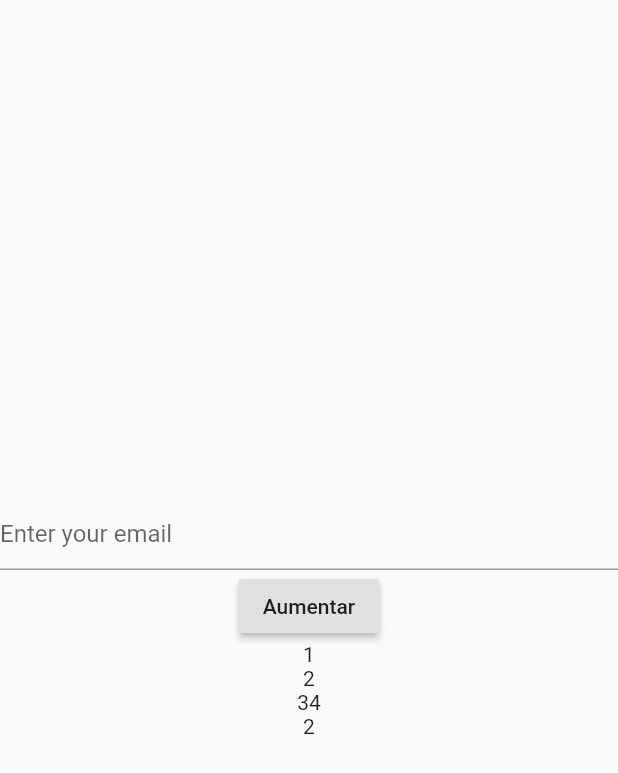
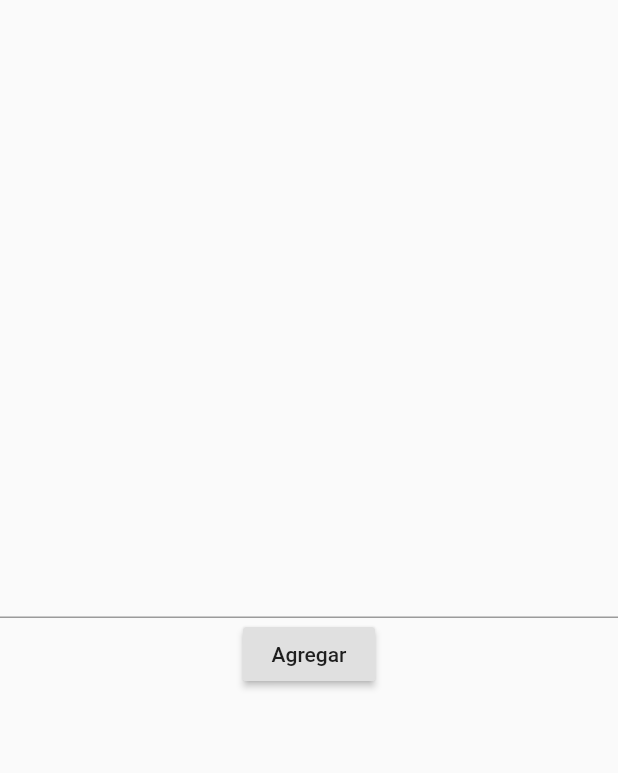
Before and after one commit to JairHuamanBellido/Flutter-TodoApp, a Flutter app: the screen it shows after launch, on a phone screen of 412 x 824 dp. Shown: the top 773 px of the screen. Run offline on Flutter 3.47's test engine with Material 2 defaults, Android fonts, the phone set to English and light mode, and no system bars.

Commit message:
se agrego la funcionalidad de crear una tarea

```diff
--- a/lib/main.dart
+++ b/lib/main.dart
@@ -9,16 +9,32 @@ class App extends StatefulWidget {
 
 class _AppState extends State<App> {
   final _formKey = GlobalKey<FormState>();
+  final myController = TextEditingController();
 
-  int count = 0;
 
-  List numbers = [1, 2, 34, 2];
+  @override
+  void dispose() {
+    // Clean up the controller when the widget is removed from the
+    // widget tree.
+    myController.dispose();
+    super.dispose();
+  }
+
+  _printLatestValue() {
+    print("Second text field: ${myController.text}");
+  }
+
+  List tasks = [];
   String name = "";
   void increment() {
     print("Aumentando");
     setState(() {
-      numbers.add(name);
+        tasks.add(name);
     });
+
+    myController.clear();
+
+
   }
 
   void setName(String value) {
@@ -40,17 +56,17 @@ class _AppState extends State<App> {
                   key: _formKey,
                   child: Column(
                     children: <Widget>[
-                      TextFormField(
-                        decoration:
-                            InputDecoration(hintText: 'Enter your email'),
-                        onChanged: (String value) {
-                          this.setName(value);
+
+                      TextField(
+                        controller: myController,
+                        onChanged: (String value){
+                            setName(value);
                         },
                       ),
                       RaisedButton(
                         onPressed: increment,
                         child: Text(
-                          'Aumentar',
+                          'Agregar',
                           textDirection: TextDirection.ltr,
                         ),
                       ),
@@ -58,7 +74,7 @@ class _AppState extends State<App> {
                         crossAxisAlignment: CrossAxisAlignment.center,
                         mainAxisAlignment: MainAxisAlignment.center,
                         children: <Widget>[
-                          for (var item in numbers) Text(item.toString())
+                          for (var item in tasks) Text(item.toString())
                         ],
                       )
                     ],
```
